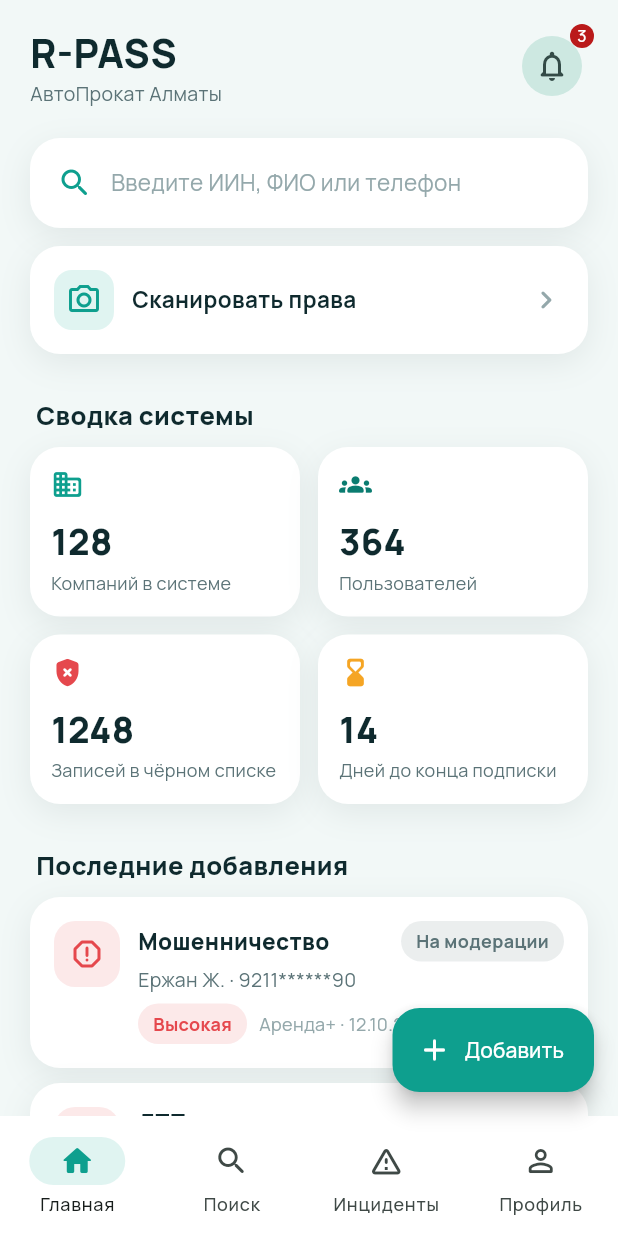
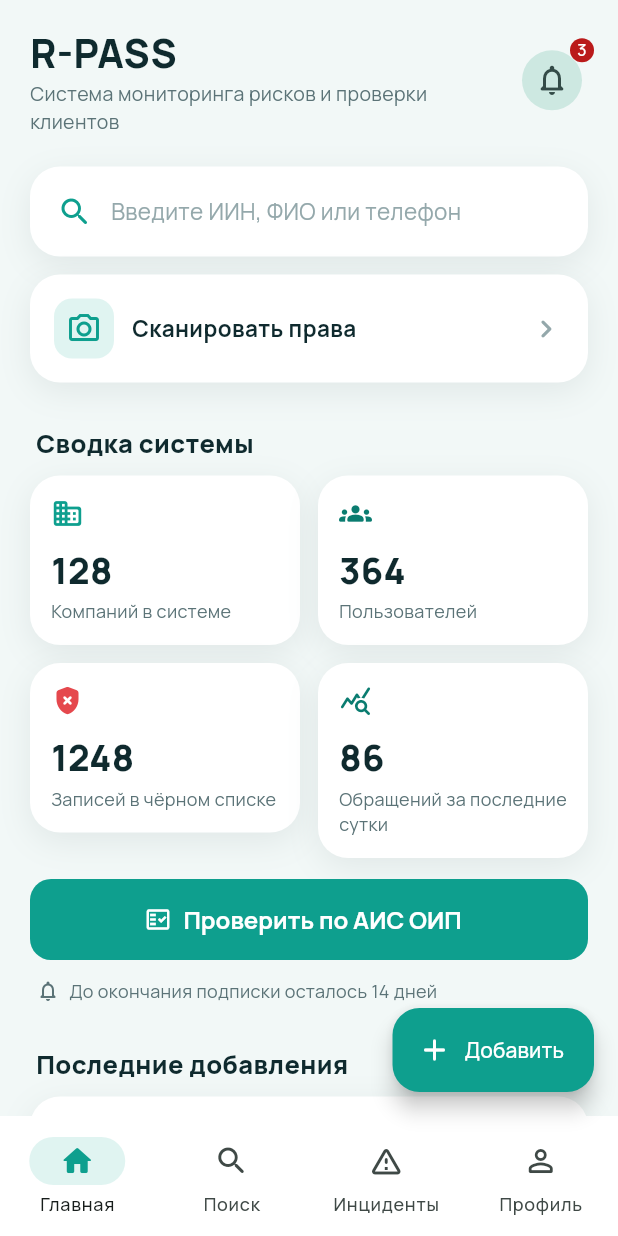
Before and after one commit to rauan-boop/R-PASS-App, a Flutter app: the ShellScreen screen opened directly, on a phone screen of 412 x 824 dp. Run offline on Flutter 3.47's test engine with Material 3 defaults, Android fonts, the phone set to English and light mode, and no system bars; our stand-ins replace google_fonts; missing offline and left inert: dart:html.

Commit message:
Refine dashboard summary and company name
Co-authored-by: Copilot <223556219+Copilot@users.noreply.github.com>

```diff
--- a/lib/data/demo_store.dart
+++ b/lib/data/demo_store.dart
@@ -107,7 +107,7 @@ class DemoStore extends ChangeNotifier {
   static const me = Me(
     fullName: 'Иванов Иван Иванович',
     role: 'Admin',
-    company: 'АвтоПрокат Алматы',
+    company: 'Система мониторинга рисков и проверки клиентов',
     phone: '+7 777 *** 45 67',
   );
 
@@ -125,7 +125,7 @@ class DemoStore extends ChangeNotifier {
       clientId: 'c1',
       category: Category.theft,
       severity: Severity.high,
-      company: 'АвтоПрокат Алматы',
+      company: 'Система мониторинга рисков и проверки клиентов',
       date: DateTime(2026, 9, 28),
       description:
           'Не вернул автомобиль в срок, телефон отключён. Машина найдена через 3 дня в другом городе.',
@@ -162,7 +162,7 @@ class DemoStore extends ChangeNotifier {
       clientId: 'c5',
       category: Category.dirty,
       severity: Severity.low,
-      company: 'АвтоПрокат Алматы',
+      company: 'Система мониторинга рисков и проверки клиентов',
       date: DateTime(2026, 8, 21),
       description: 'Сильное загрязнение салона, потребовалась химчистка.',
       photos: 2,
--- a/lib/screens/dashboard_screen.dart
+++ b/lib/screens/dashboard_screen.dart
@@ -148,26 +148,17 @@ class DashboardScreen extends StatelessWidget {
                     SizedBox(
                       width: cardWidth,
                       child: _DashboardStat(
-                        icon: Icons.hourglass_bottom_rounded,
-                        label: 'Дней до конца подписки',
-                        value: 14,
-                        color: AppColors.warning,
+                        icon: Icons.query_stats_rounded,
+                        label: 'Обращений за последние сутки',
+                        value: 86,
+                        color: AppColors.primaryDark,
                       ),
                     ),
                   ],
                 );
               },
             ),
-            const SizedBox(height: 20),
-            const SectionTitle('Последние добавления'),
-            for (final i in latest) ...[
-              IncidentTile(
-                incident: i,
-                onTap: () => openClient(context, i.clientId),
-              ),
-              const SizedBox(height: 10),
-            ],
-            const SizedBox(height: 8),
+            const SizedBox(height: 14),
             SizedBox(
               width: double.infinity,
               child: FilledButton.icon(
@@ -180,6 +171,33 @@ class DashboardScreen extends StatelessWidget {
                 label: const Text('Проверить по АИС ОИП'),
               ),
             ),
+            const SizedBox(height: 12),
+            Padding(
+              padding: const EdgeInsets.symmetric(horizontal: 4),
+              child: Row(
+                children: [
+                  Icon(Icons.notifications_none_rounded,
+                      size: 16, color: AppColors.muted),
+                  const SizedBox(width: 6),
+                  Text(
+                    'До окончания подписки осталось 14 дней',
+                    style: GoogleFonts.manrope(
+                      fontSize: 12,
+                      color: AppColors.muted,
+                    ),
+                  ),
+                ],
+              ),
+            ),
+            const SizedBox(height: 20),
+            const SectionTitle('Последние добавления'),
+            for (final i in latest) ...[
+              IncidentTile(
+                incident: i,
+                onTap: () => openClient(context, i.clientId),
+              ),
+              const SizedBox(height: 10),
+            ],
           ],
         );
       },
```
